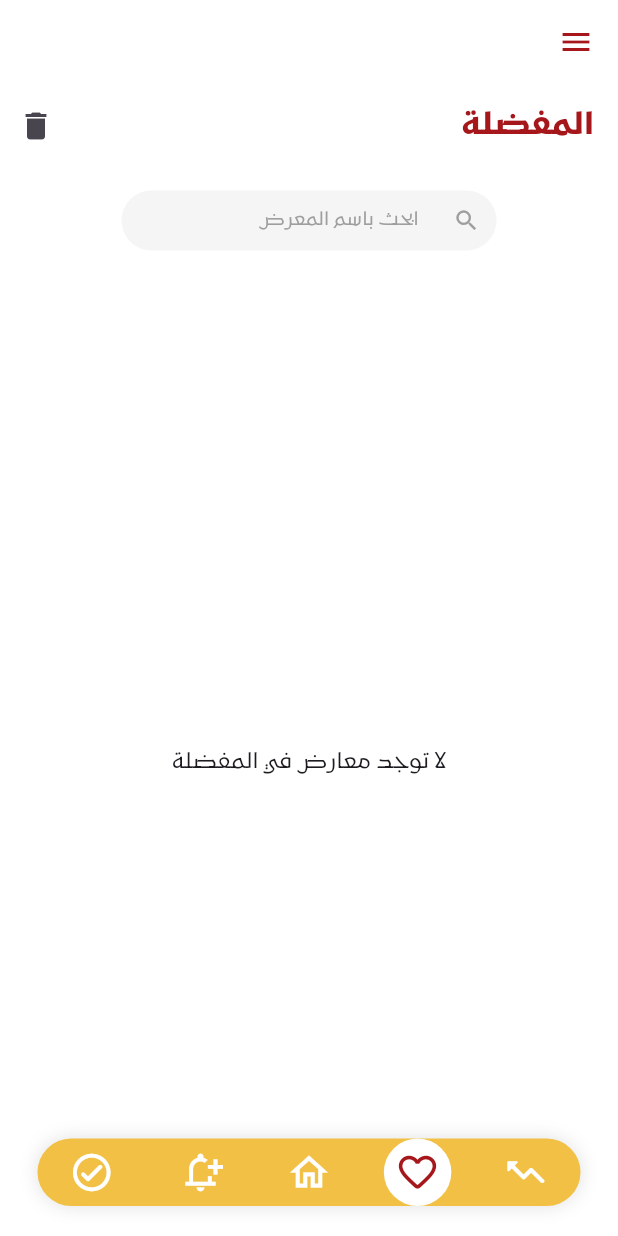
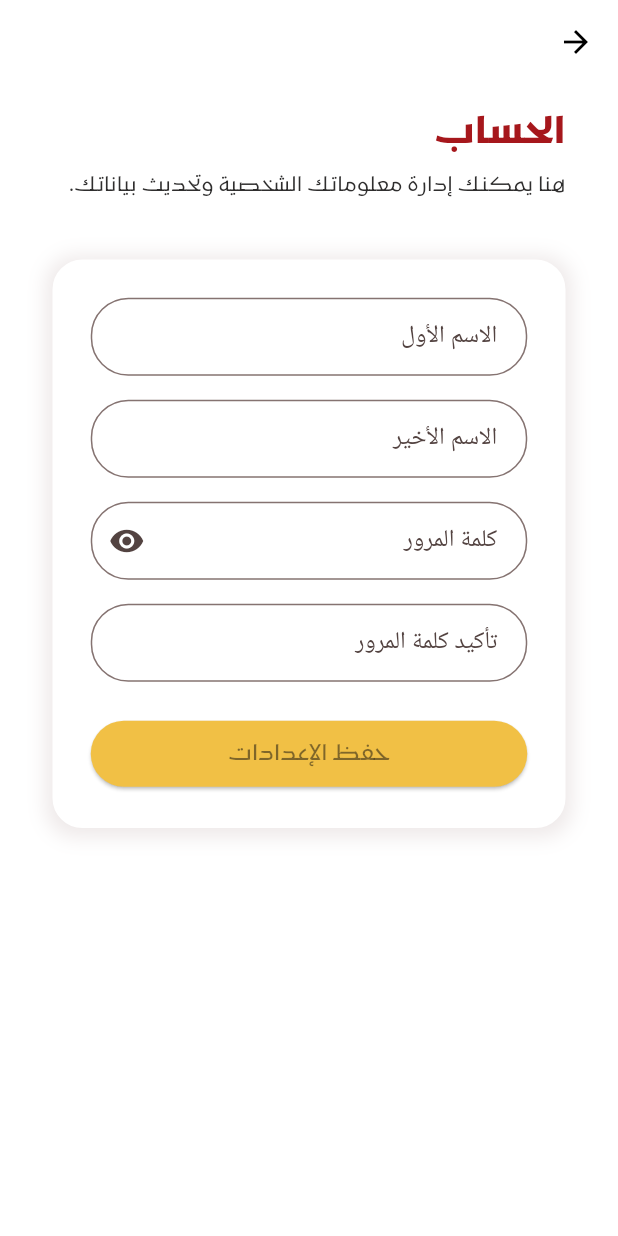
Before and after one commit to AsmaaALG/gallery-App, a Flutter app: the MainScreen screen opened directly, in the side drawer, after a tap on "الحساب", on a phone screen of 412 x 824 dp. Run offline on Flutter 3.47's test engine with Material 3 defaults, Android fonts, the phone set to English and light mode, and no system bars; our stand-ins replace cloud_firestore, firebase_auth, firebase_core, font_awesome_flutter, modal_progress_hud_nsn, photo_view; missing offline and left inert: mobile_scanner; accounts and stored records are empty.

Commit message:
add edit profile screen

```diff
--- /dev/null
+++ b/devtools_options.yaml
@@ -0,0 +1,3 @@
+description: This file stores settings for Dart & Flutter DevTools.
+documentation: https://docs.flutter.dev/tools/devtools/extensions#configure-extension-enablement-states
+extensions:
--- a/lib/main.dart
+++ b/lib/main.dart
@@ -21,7 +21,8 @@ class MyApp extends StatelessWidget {
       debugShowCheckedModeBanner: false,
       title: 'Flutter Demo',
       theme: ThemeData(
-        colorScheme: ColorScheme.fromSeed(seedColor: Colors.deepPurple),
+        colorScheme: ColorScheme.fromSeed(
+            seedColor: const Color.fromARGB(255, 130, 8, 14)),
         useMaterial3: true,
       ),
       home: SplashScreen(),
--- /dev/null
+++ b/lib/screens/edit_profile_screen.dart
@@ -0,0 +1,351 @@
+// ملف شاشة تعديل الملف الشخصي
+import 'package:final_project/constants.dart';
+import 'package:firebase_auth/firebase_auth.dart';
+import 'package:flutter/material.dart';
+import '../services/firestore_service.dart';
+
+class EditProfileScreen extends StatefulWidget {
+  const EditProfileScreen({super.key});
+
+  @override
+  State<EditProfileScreen> createState() => _EditProfileScreenState();
+}
+
+class _EditProfileScreenState extends State<EditProfileScreen> {
+  // متحكمات حقول النص لإدخال البيانات
+  final _firstNameController = TextEditingController(); // للاسم الأول
+  final _lastNameController = TextEditingController(); // للاسم الأخير
+  final _passwordController = TextEditingController(); // لكلمة المرور
+  final _confirmPasswordController =
+      TextEditingController(); // لتأكيد كلمة المرور
+
+  // متغيرات اتصال بفيربيس وحالة التطبيق
+  final user = FirebaseAuth.instance.currentUser; // المستخدم الحالي
+  bool _isLoading = true; // حالة التحميل
+  bool _obscurePassword = true; // إخفاء/إظهار كلمة المرور
+  String? userDocId; // معرّف مستند المستخدم
+  final FirestoreService _firestoreService =
+      FirestoreService(); // خدمة فايرستور
+
+  @override
+  void initState() {
+    super.initState();
+    _loadUserData(); // تحميل بيانات المستخدم عند بدء الشاشة
+  }
+
+  // دالة لتحميل بيانات المستخدم من فايرستور
+  Future<void> _loadUserData() async {
+    if (user != null) {
+      try {
+        final userData = await _firestoreService.getUserData(user!.uid);
+
+        if (userData != null) {
+          userDocId = userData['docId']; // حفظ معرّف المستند
+          // تعبئة الحقول بالبيانات الموجودة
+          _firstNameController.text = userData['data']['first_name'] ?? '';
+          _lastNameController.text = userData['data']['last_name'] ?? '';
+          _passwordController.text = userData['data']['password'] ?? '';
+          _confirmPasswordController.text = userData['data']['password'] ?? '';
+        }
+      } catch (e) {
+        // عرض رسالة خطأ في حالة الفشل
+        ScaffoldMessenger.of(context).showSnackBar(
+          SnackBar(content: Text('حدث خطأ في جلب البيانات: $e')),
+        );
+      } finally {
+        setState(() => _isLoading = false); // إنهاء التحميل
+      }
+    }
+  }
+
+  // دالة لعرض نافذة تأكيد قبل الحفظ
+  Future<void> _confirmAndSave() async {
+    final shouldSave = await showDialog<bool>(
+      context: context,
+      builder: (context) => AlertDialog(
+        title: const Center(
+          child: Text(
+            'تأكيد الحفظ',
+            style: TextStyle(fontFamily: mainFont),
+          ),
+        ),
+        content: const Text(
+          'هل أنت متأكد من حفظ التغييرات؟',
+          style: TextStyle(fontFamily: mainFont),
+        ),
+        actions: [
+          // زر الإلغاء
+          TextButton(
+            child: const Text(
+              'إلغاء',
+              style: TextStyle(fontFamily: mainFont),
+            ),
+            onPressed: () => Navigator.pop(context, false),
+          ),
+          // زر الحفظ
+          ElevatedButton(
+            child: const Text(
+              'نعم، احفظ',
+              style: TextStyle(fontFamily: mainFont),
+            ),
+            onPressed: () => Navigator.pop(context, true),
+          ),
+        ],
+      ),
+    );
+
+    if (shouldSave == true) {
+      await _saveChanges(); // حفظ التغييرات إذا وافق المستخدم
+    }
+  }
+
+  // دالة لحفظ التغييرات في فايرستور وفيربيس أوث
+  Future<void> _saveChanges() async {
+    // التحقق من تطابق كلمتي المرور
+    if (_passwordController.text != _confirmPasswordController.text) {
+      ScaffoldMessenger.of(context).showSnackBar(
+        const SnackBar(
+          content: Text(
+            'كلمتا المرور غير متطابقتين',
+            style: TextStyle(fontFamily: mainFont),
+          ),
+        ),
+      );
+      return;
+    }
+
+    try {
+      if (userDocId != null) {
+        // تحديث بيانات المستخدم في فايرستور
+        await _firestoreService.updateUserData(userDocId!, {
+          'first_name': _firstNameController.text,
+          'last_name': _lastNameController.text,
+          'password': _passwordController.text,
+        });
+      }
+
+      // تحديث كلمة المرور في فيربيس أوث
+      await user?.updatePassword(_passwordController.text);
+
+      // عرض رسالة نجاح
+      ScaffoldMessenger.of(context).showSnackBar(
+        SnackBar(
+          content: Text(
+            'تم تحديث بياناتك بنجاح، ${_firstNameController.text} 🎉',
+            style: TextStyle(fontFamily: mainFont),
+          ),
+        ),
+      );
+    } catch (e) {
+      // عرض رسالة خطأ في حالة الفشل
+      ScaffoldMessenger.of(context).showSnackBar(
+        SnackBar(
+          content: Text(
+            'حدث خطأ: $e',
+            style: TextStyle(fontFamily: mainFont),
+          ),
+        ),
+      );
+    }
+  }
+
+  @override
+  Widget build(BuildContext context) {
+    return Directionality(
+      textDirection: TextDirection.rtl, // اتجاه النص من اليمين لليسار
+      child: Scaffold(
+        backgroundColor: Colors.white, // خلفية بيضاء للشاشة
+        appBar: AppBar(
+          backgroundColor: Colors.white, // خلفية بيضاء لشريط التطبيق
+          elevation: 0, // إزالة الظل
+          leading: IconButton(
+            icon: const Icon(Icons.arrow_back), // زر الرجوع
+            onPressed: () => Navigator.pop(context),
+            color: Colors.black, // لون أسود لزر الرجوع
+          ),
+        ),
+        body: _isLoading
+            ? const Center(child: CircularProgressIndicator()) // عرض مؤشر تحميل
+            : SingleChildScrollView(
+                padding: const EdgeInsets.symmetric(
+                  horizontal: 35.0,
+                  vertical: 16.0,
+                ),
+                child: Column(
+                  crossAxisAlignment: CrossAxisAlignment.start,
+                  children: [
+                    // قسم العنوان والوصف
+                    const Padding(
+                      padding: EdgeInsets.only(bottom: 24.0),
+                      child: Column(
+                        crossAxisAlignment: CrossAxisAlignment.start,
+                        children: [
+                          Text(
+                            "الحساب",
+                            style: TextStyle(
+                              fontSize: 24,
+                              fontWeight: FontWeight.bold,
+                              fontFamily: mainFont,
+                              color: Color.fromRGBO(166, 23, 28, 1),
+                            ),
+                          ),
+                          SizedBox(height: 8),
+                          Text(
+                            "هنا يمكنك إدارة معلوماتك الشخصية وتحديث بياناتك.",
+                            style: TextStyle(
+                              fontSize: 13,
+                              color: Color.fromARGB(255, 47, 46, 46),
+                              fontFamily: mainFont,
+                            ),
+                          ),
+                        ],
+                      ),
+                    ),
+                    const SizedBox(height: 16),
+
+                    // حاوية النموذج
+                    Container(
+                      padding: const EdgeInsets.all(24.0),
+                      decoration: BoxDecoration(
+                        border: Border.all(
+                          color: Colors.white, // لون الحدود
+                          width: 1.5, // سمك الحدود
+                        ),
+                        borderRadius: BorderRadius.circular(20), // زوايا دائرية
+                        color: Colors.white, // خلفية بيضاء
+                        boxShadow: [
+                          BoxShadow(
+                            color: const Color.fromARGB(255, 198, 181, 181)
+                                .withOpacity(0.3), // لون الظل
+                            spreadRadius: 4, // مدى انتشار الظل
+                            blurRadius: 11, // درجة ضبابية الظل
+                            offset: Offset(0, 2), // اتجاه الظل
+                          ),
+                        ],
+                      ),
+                      child: Column(
+                        children: [
+                          // حقل الاسم الأول
+                          TextField(
+                            controller: _firstNameController,
+                            decoration: InputDecoration(
+                              labelText: 'الاسم الأول',
+                              border: OutlineInputBorder(
+                                borderRadius: BorderRadius.circular(25),
+                                borderSide: BorderSide(
+                                  color: Colors.grey.shade400,
+                                ),
+                              ),
+                              contentPadding: const EdgeInsets.symmetric(
+                                horizontal: 16,
+                                vertical: 14,
+                              ),
+                            ),
+                            onChanged: (_) => setState(() {}),
+                          ),
+                          const SizedBox(height: 16),
+
+                          // حقل الاسم الأخير
+                          TextField(
+                            controller: _lastNameController,
+                            decoration: InputDecoration(
+                              labelText: 'الاسم الأخير',
+                              border: OutlineInputBorder(
+                                borderRadius: BorderRadius.circular(25),
+                                borderSide: BorderSide(
+                                  color: Colors.grey.shade400,
+                                ),
+                              ),
+                              contentPadding: const EdgeInsets.symmetric(
+                                horizontal: 16,
+                                vertical: 14,
+                              ),
+                            ),
+                            onChanged: (_) => setState(() {}),
+                          ),
+                          const SizedBox(height: 16),
+
+                          // حقل كلمة المرور
+                          TextField(
+                            controller: _passwordController,
+                            obscureText: _obscurePassword,
+                            decoration: InputDecoration(
+                              labelText: 'كلمة المرور',
+                              border: OutlineInputBorder(
+                                borderRadius: BorderRadius.circular(25),
+                                borderSide: BorderSide(
+                                  color: Colors.grey.shade400,
+                                ),
+                              ),
+                              contentPadding: const EdgeInsets.symmetric(
+                                horizontal: 16,
+                                vertical: 14,
+                              ),
+                              suffixIcon: IconButton(
+                                icon: Icon(
+                                  _obscurePassword
+                                      ? Icons.visibility
+                                      : Icons.visibility_off,
+                                ),
+                                onPressed: () {
+                                  setState(() =>
+                                      _obscurePassword = !_obscurePassword);
+                                },
+                              ),
+                            ),
+                          ),
+                          const SizedBox(height: 16),
+
+                          // حقل تأكيد كلمة المرور
+                          TextField(
+                            controller: _confirmPasswordController,
+                            obscureText: _obscurePassword,
+                            decoration: InputDecoration(
+                              labelText: 'تأكيد كلمة المرور',
+                              border: OutlineInputBorder(
+                                borderRadius: BorderRadius.circular(25),
+                                borderSide: BorderSide(
+                                  color: Colors.grey.shade400,
+                                ),
+                              ),
+                              contentPadding: const EdgeInsets.symmetric(
+                                horizontal: 16,
+                                vertical: 14,
+                              ),
+                            ),
+                          ),
+                          const SizedBox(height: 24),
+
+                          // زر الحفظ
+                          SizedBox(
+                            width: double.infinity,
+                            child: ElevatedButton(
+                              onPressed: _confirmAndSave,
+                              style: ElevatedButton.styleFrom(
+                                backgroundColor:
+                                    const Color.fromARGB(255, 241, 192, 69),
+                                padding:
+                                    const EdgeInsets.symmetric(vertical: 12),
+                                shape: RoundedRectangleBorder(
+                                  borderRadius: BorderRadius.circular(25),
+                                ),
+                              ),
+                              child: const Text(
+                                'حفظ الإعدادات',
+                                style: TextStyle(
+                                    fontSize: 14,
+                                    fontFamily: mainFont,
+                                    color: Color.fromARGB(128, 14, 13, 13)),
+                              ),
+                            ),
+                          ),
+                        ],
+                      ),
+                    ),
+                  ],
+                ),
+              ),
+      ),
+    );
+  }
+}
--- a/lib/screens/mainScreen.dart
+++ b/lib/screens/mainScreen.dart
@@ -1,6 +1,7 @@
 import 'package:final_project/screens/Active_screen.dart';
 import 'package:final_project/screens/about_screen.dart';
 import 'package:final_project/screens/ads_screen.dart';
+import 'package:final_project/screens/edit_profile_screen.dart';
 import 'package:final_project/screens/favorite_screen.dart';
 import 'package:final_project/screens/signIn_screen.dart';
 import 'package:final_project/screens/visited_screen.dart';
@@ -109,8 +110,8 @@ class _MainScreenState extends State<MainScreen> {
               style: TextStyle(fontFamily: mainFont),
             ),
             onTap: () {
-              Navigator.pop(context);
-              _onItemTapped(3);
+              Navigator.push(context,
+                  MaterialPageRoute(builder: (context) => EditProfileScreen()));
             },
           ),
           ListTile(
--- a/lib/services/firestore_service.dart
+++ b/lib/services/firestore_service.dart
@@ -18,6 +18,39 @@ class FirestoreService {
   FirestoreService._internal();
 
   final FirebaseFirestore _firestore = FirebaseFirestore.instance;
+
+  //////////////////////////////////////////////////////////////////////////
+  ///تعديل الحساب
+  // جلب بيانات المستخدم من Firestore
+  Future<Map<String, dynamic>?> getUserData(String userId) async {
+    try {
+      final querySnapshot = await _firestore
+          .collection('users')
+          .where('userId', isEqualTo: userId)
+          .limit(1)
+          .get();
+
+      if (querySnapshot.docs.isNotEmpty) {
+        return {
+          'data': querySnapshot.docs.first.data(),
+          'docId': querySnapshot.docs.first.id
+        };
+      }
+      return null;
+    } catch (e) {
+      throw Exception('Failed to get user data: $e');
+    }
+  }
+
+  // تحديث بيانات المستخدم في Firestore
+  Future<void> updateUserData(
+      String docId, Map<String, dynamic> updatedData) async {
+    try {
+      await _firestore.collection('users').doc(docId).update(updatedData);
+    } catch (e) {
+      throw Exception('Failed to update user data: $e');
+    }
+  }
 
 //////////////////////////////////////////////////////////////////////////
   ///المفضلـــــــــــة
--- a/pubspec.yaml
+++ b/pubspec.yaml
@@ -46,6 +46,7 @@ dependencies:
   # qr_code_scanner: ^1.0.1
   permission_handler: ^11.3.0
   # flutter_barcode_scanner: ^2.0.0 # أو أحدث إصدار متاح
+  provider: ^6.0.5
 
 
 
```
Also changed, not shown: pubspec.lock.
